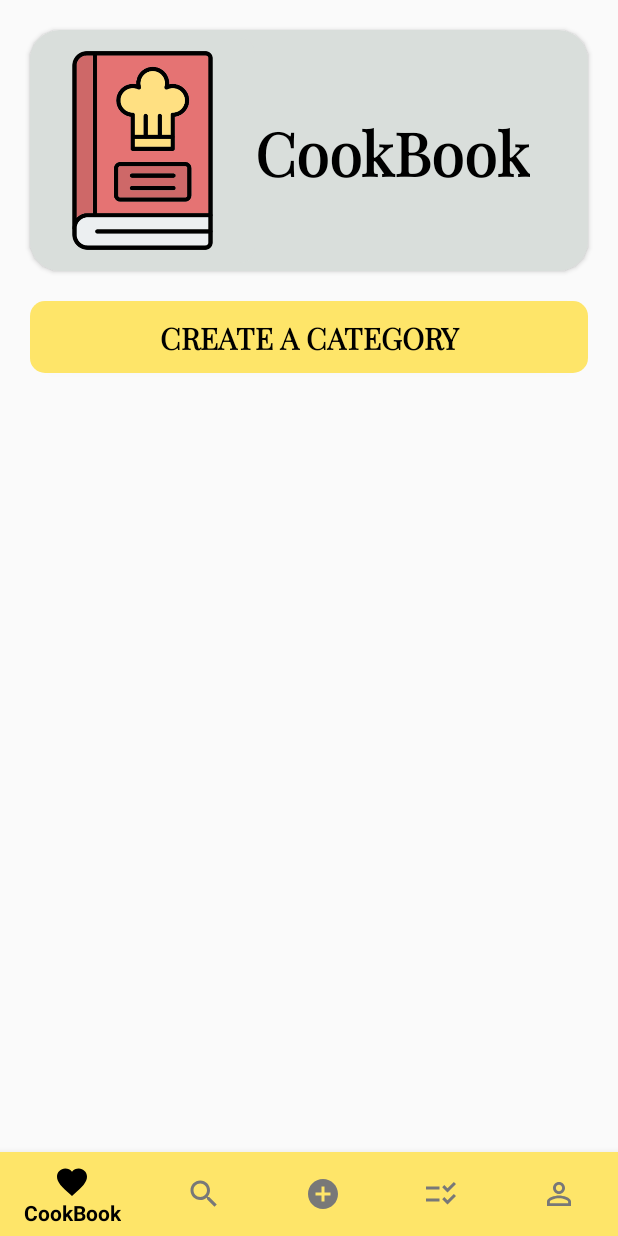
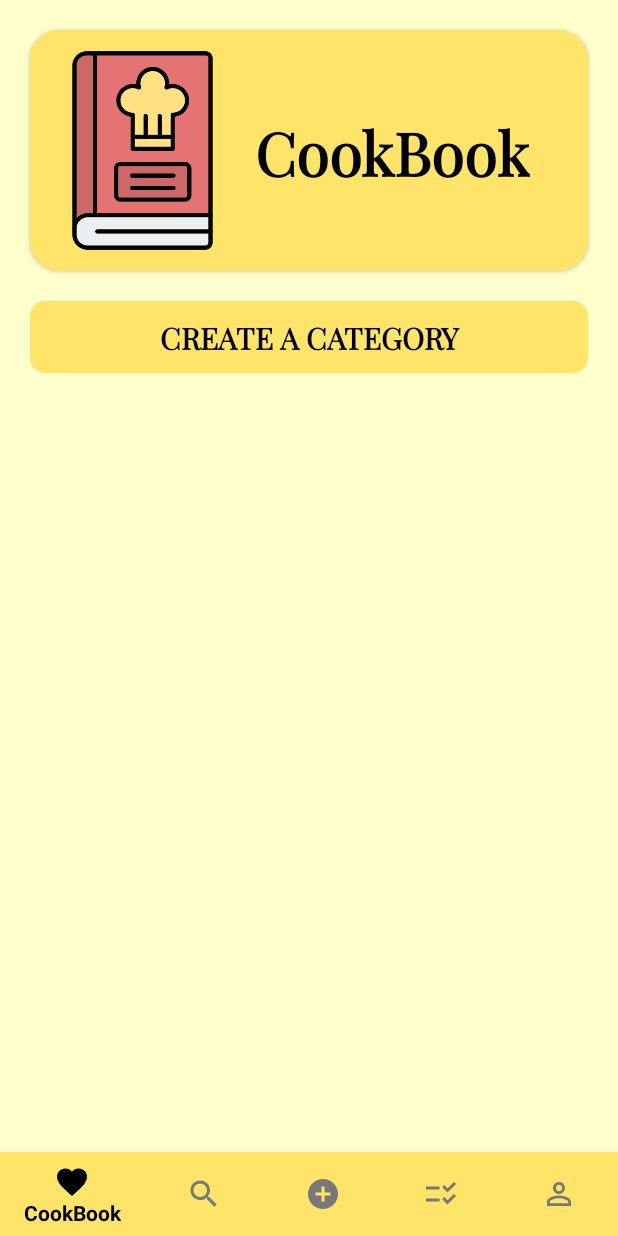
Before and after one commit to RitaSaeed/CookingOverEasy-App, an Android app: the screen it shows after launch once a user with an empty profile is signed in (HomePage), on a phone screen of 412 x 824 dp. Run offline under Robolectric (Android 15) with nearby library versions, the phone set to English and light mode, and no system bars; our stand-ins replace Firebase (no records; nobody signed in at launch, a user with empty details on screens opened directly).

```diff
--- a/app/src/main/res/drawable/roundcorner.xml
+++ b/app/src/main/res/drawable/roundcorner.xml
@@ -1,5 +1,6 @@
 <?xml version="1.0" encoding="utf-8"?>
 <shape xmlns:android="http://schemas.android.com/apk/res/android">
-    <solid android:color="#d9dedb" />
+<!--    <solid android:color="#d9dedb" />-->
+    <solid android:color="@color/lightyellow"/>
     <corners android:radius="10dp" />
 </shape>
--- a/app/src/main/res/layout/fragment_cook_book.xml
+++ b/app/src/main/res/layout/fragment_cook_book.xml
@@ -4,6 +4,7 @@
     xmlns:tools="http://schemas.android.com/tools"
     android:layout_width="match_parent"
     android:layout_height="match_parent"
+    android:background="@color/backgroundYellow"
     tools:context=".CookBookFragment">
 
     <LinearLayout
@@ -17,7 +18,7 @@
             android:layout_height="wrap_content"
             android:layout_margin="20dp"
             app:cardCornerRadius="20dp"
-            android:backgroundTint="#d9dedb">
+            android:backgroundTint="@color/lightyellow">
             <LinearLayout
                 android:layout_width="match_parent"
                 android:layout_height="match_parent"
```
Also changed, not shown: app/src/main/res/drawable/cookbookiconblue.png (added).
